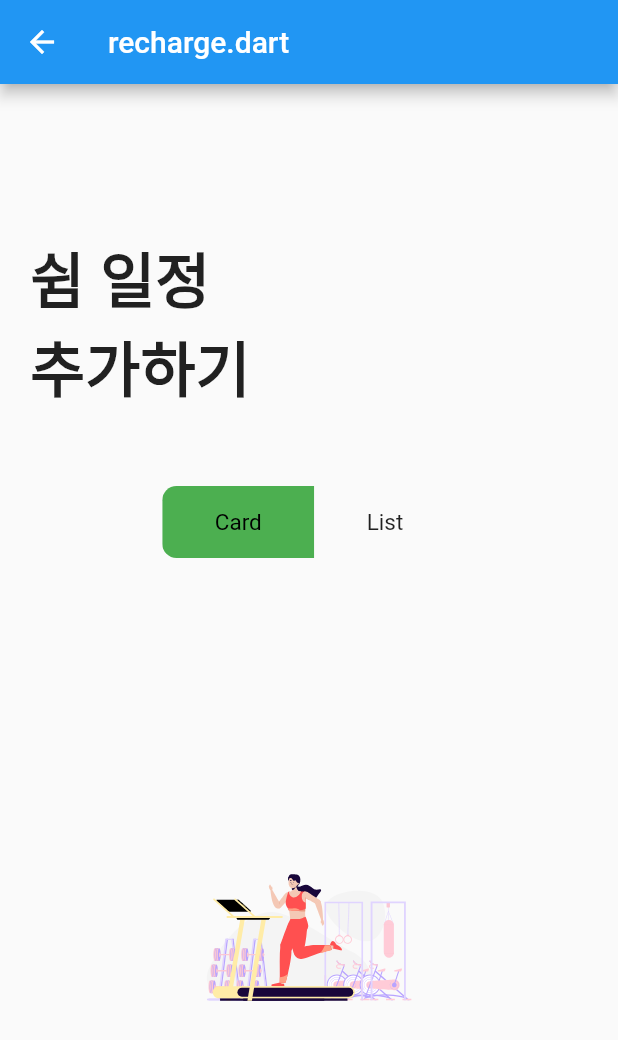
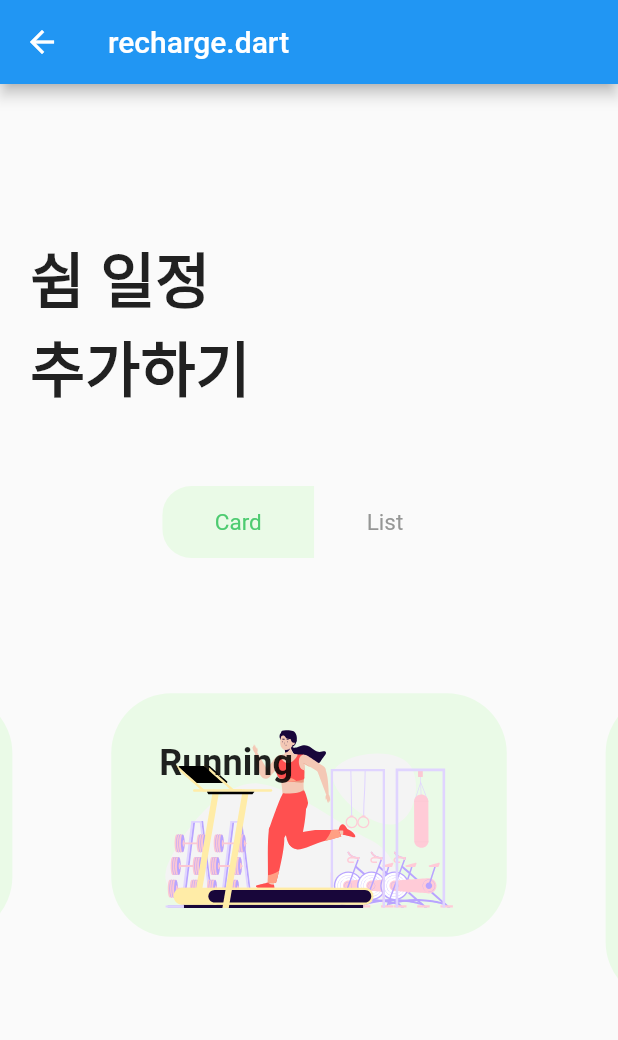
Before and after one commit to yujin9747/Schedule_management, a Flutter app: the screen it shows after launch, swiped to page 2, on a phone screen of 412 x 824 dp. Shown: the top 1040 px of the screen. Run offline on Flutter 3.47's test engine with Material 2 defaults, Android fonts, the phone set to English and light mode, and no system bars; drawn by our look-alikes of card_swiper; our stand-ins replace lottie.

Commit message:
recharge.dart : 중간 수정

```diff
--- a/lib/Recharge.dart
+++ b/lib/Recharge.dart
@@ -17,9 +17,9 @@ class Recharge extends StatefulWidget{
 
   // 기존에 있던 카드 리스트와 사용자가 추가한 리스트가 합쳐진 채로 recharge.dart 페이지가 넘어와야 함.
   List<card> rechargeCardList = [
-    card('assets/rechargeCard0.json', 'driving'),
-    card('assets/rechargeCard1.json', 'running'),
-    card('assets/rechargeCard2.json', 'coffee'),
+    card('assets/rechargeCard0.json', 'Driving'),
+    card('assets/rechargeCard1.json', 'Running'),
+    card('assets/rechargeCard2.json', 'Coffee'),
   ];
 
   @override
@@ -59,9 +59,10 @@ class _RechargeState extends State<Recharge>{
                 else if(index == 1) isSelected[0] = false;
               });
             },
-            fillColor: Colors.green,
-            borderRadius: BorderRadius.circular(10),
-            selectedColor: Colors.black,
+            fillColor: Color.fromRGBO(234, 250, 231, 1),
+            borderRadius: BorderRadius.circular(20),
+            selectedColor: Color.fromRGBO(78, 203, 113, 1),
+            color: Color.fromRGBO(149, 150, 149, 1),
             isSelected: isSelected,
             children: [
               const Padding(
@@ -84,7 +85,6 @@ class _RechargeState extends State<Recharge>{
               ),
             ],
             renderBorder: false,
-            //constraints: const BoxConstraints.expand(height: 25,width: 34),
           ),
           const SizedBox(height : 50),
           isSelected[0]? Expanded(child: swipeCardBuilder(list: widget.rechargeCardList,))
@@ -107,10 +107,33 @@ class swipeCardBuilder extends StatelessWidget{
     return Swiper(
       itemCount:list.length,
       itemBuilder: (BuildContext context, int index) {
-        return Lottie.asset(list[index].assets);
+        return Stack(
+          children: [
+            Container(
+              padding: EdgeInsets.all(20),
+              child: Lottie.asset(list[index].assets),
+              decoration: BoxDecoration(
+                borderRadius: BorderRadius.circular(50),
+                color: Color.fromRGBO(234, 250, 231, 1),
+              ),
+
+            ),
+            Container(
+              child:Text(
+                list[index].name,
+                style: TextStyle(
+                  fontWeight: FontWeight.bold,
+                  fontSize: 30,
+                ),
+              ),
+              margin: EdgeInsets.fromLTRB(40, 40, 0, 0),
+            ),
+          ],
+        );
+        //return Lottie.asset(list[index].assets);
       },
       viewportFraction: 0.8,
-      scale: 0.5,
+      scale: 0.8,
     );
   }
 }
```
